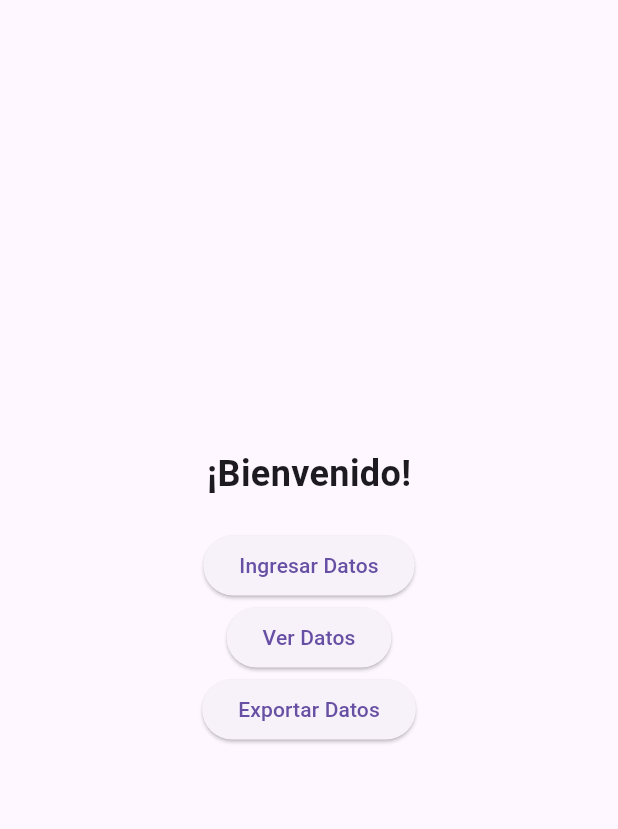
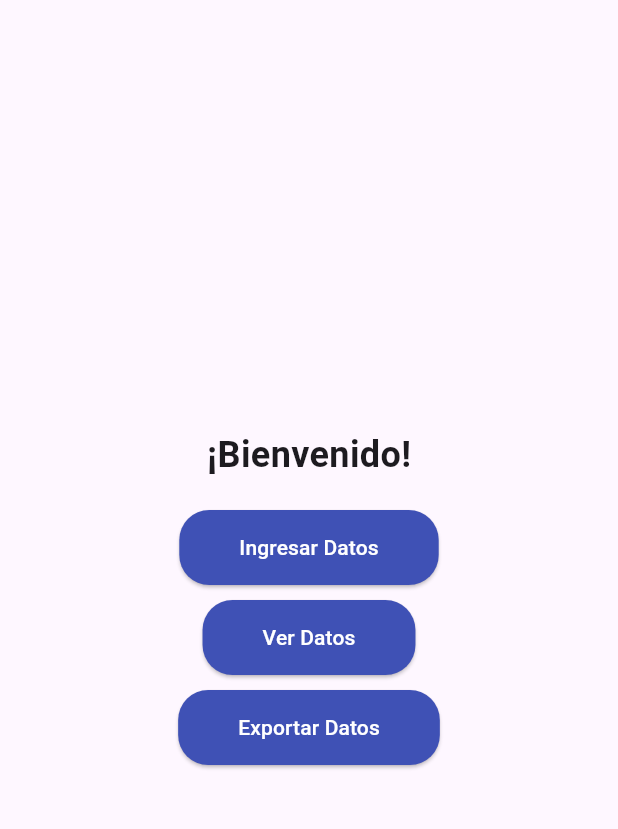
Before and after one commit to alejozd/tomatension, a Flutter app: the screen it shows after launch, on a phone screen of 412 x 824 dp, the part 63-892 px from its top. Run offline on Flutter 3.47's test engine with Material 3 defaults, Android fonts, the phone set to English and light mode, and no system bars; our stand-ins replace share_plus, sqflite, sqflite_common_ffi; missing offline and left inert: excel; accounts and stored records are empty.

Commit message:
mejoras visuales

```diff
--- a/lib/main.dart
+++ b/lib/main.dart
@@ -24,7 +24,22 @@ class MyApp extends StatelessWidget {
   Widget build(BuildContext context) {
     return MaterialApp(
       title: 'TomaTension',
-      theme: ThemeData(primarySwatch: Colors.blue),
+      theme: ThemeData(
+        // Puedes personalizar el tema aquí
+        colorScheme: ColorScheme.fromSeed(seedColor: Colors.deepPurple),
+        useMaterial3: true,
+        // Configuración global para los ElevatedButtons
+        elevatedButtonTheme: ElevatedButtonThemeData(
+          style: ElevatedButton.styleFrom(
+            backgroundColor: Colors.indigo, // Color de fondo
+            foregroundColor: Colors.white, // Color del texto y el icono
+            shape: RoundedRectangleBorder(
+              borderRadius: BorderRadius.circular(20), // Borde más redondeado
+            ),
+            padding: const EdgeInsets.symmetric(horizontal: 40, vertical: 15),
+          ),
+        ),
+      ),
       home: const BienvenidosPage(),
     );
   }
--- a/lib/pages/bienvenidos_page.dart
+++ b/lib/pages/bienvenidos_page.dart
@@ -31,6 +31,7 @@ class BienvenidosPage extends StatelessWidget {
               },
               child: const Text('Ingresar Datos'),
             ),
+            const SizedBox(height: 10),
             ElevatedButton(
               onPressed: () {
                 Navigator.push(
@@ -40,6 +41,7 @@ class BienvenidosPage extends StatelessWidget {
               },
               child: const Text('Ver Datos'),
             ),
+            const SizedBox(height: 10),
             ElevatedButton(
               onPressed: () {
                 Navigator.push(
```
